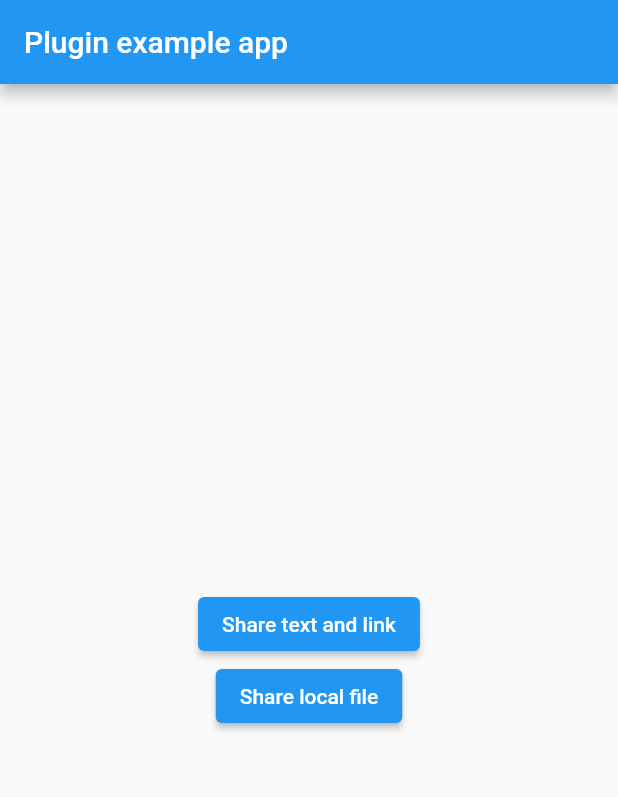
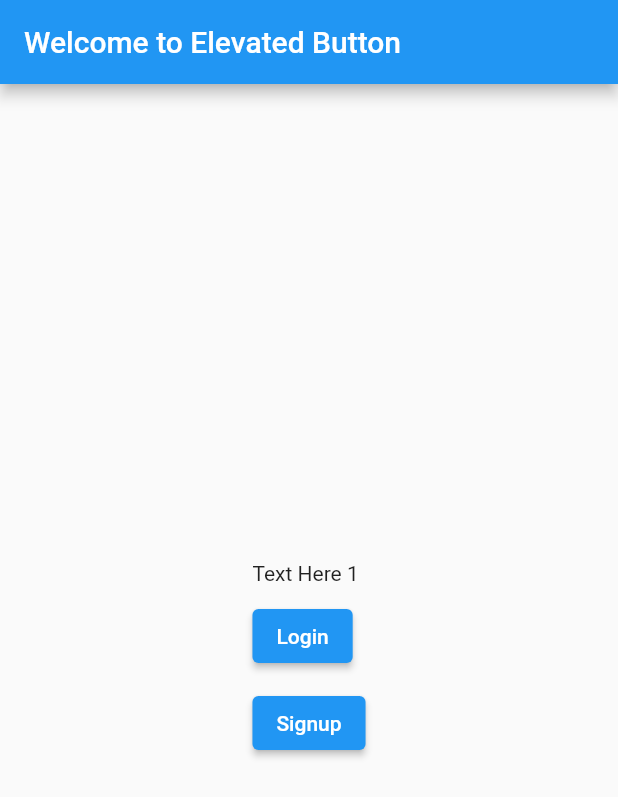
Before and after one commit to dnmm/flutter_training, a Flutter app: the screen it shows after launch, on a phone screen of 412 x 824 dp. Shown: the top 797 px of the screen. Run offline on Flutter 3.47's test engine with Material 2 defaults, Android fonts, the light colour scheme and no system bars; missing offline and left inert: documents_picker, flutter_full_pdf_viewer, flutter_share, stream_chat_flutter.

Commit message:
flutter training

```diff
--- /dev/null
+++ b/lib/babita/button .dart
@@ -0,0 +1,35 @@
+import 'package:flutter/material.dart';
+
+class MyButton extends StatelessWidget {
+  const MyButton({Key? key}) : super(key: key);
+
+  @override
+  Widget build(BuildContext context) {
+    var spacing = 10.0;
+    return MaterialApp(
+        title: 'Welcome to Text Button',
+        home: Scaffold(
+          appBar: AppBar(
+            title: const Text('Welcome to Elevated Button'),
+          ),
+          body: Center(
+            child: Wrap(
+              // us can use horizontal or vertical
+              direction: Axis.vertical,
+              spacing: spacing,
+              children: [
+                const Text("Text Here 1"),
+                ElevatedButton(
+                  onPressed: () {},
+                  child: const Text('Login'),
+                ),
+                ElevatedButton(
+                  onPressed: () {},
+                  child: const Text('Signup'),
+                ),
+              ],
+            ),
+          ),
+        ));
+  }
+}
--- a/lib/main.dart
+++ b/lib/main.dart
@@ -1,6 +1,7 @@
 import 'package:flutter/material.dart';
 
-import 'dnm/share_invoice/invoice_share.dart';
+import 'babita/button .dart';
+
 
 // import 'dnm/dnm_main.dart';
 
@@ -8,7 +9,7 @@ void main() {
   // note - please comment below line and write your run app name
 //runApp(const MainMyApp());0
 
-  runApp(ShareInvoice());
+  runApp(MyButton());
 }
 
 class MainMyApp extends StatelessWidget {
```
Also changed, not shown: pubspec.lock.
